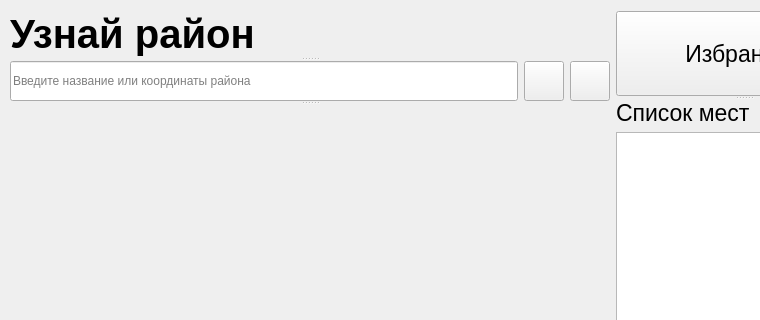
Qt form map/designs/design.ui (yaroslavasrf/progect_district) before a commit; both pictures show x 0 to 760 and y 0 to 320 of the 897 by 706 pixel window.
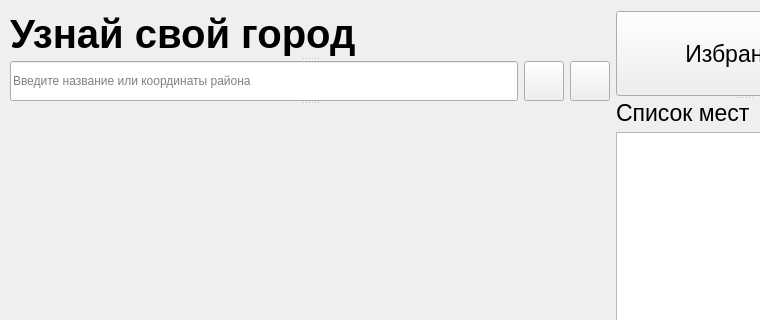
The same form after that commit.

```diff
--- a/map/designs/design.ui
+++ b/map/designs/design.ui
@@ -33,7 +33,7 @@
      <enum>Qt::Vertical</enum>
     </property>
    </widget>
-   <widget class="QWidget" name="">
+   <widget class="QWidget" name="layoutWidget">
     <property name="geometry">
      <rect>
       <x>10</x>
@@ -65,7 +65,7 @@
            </font>
           </property>
           <property name="text">
-           <string>Узнай район</string>
+           <string>Узнай свой город</string>
           </property>
          </widget>
          <widget class="QSplitter" name="splitter">
```
